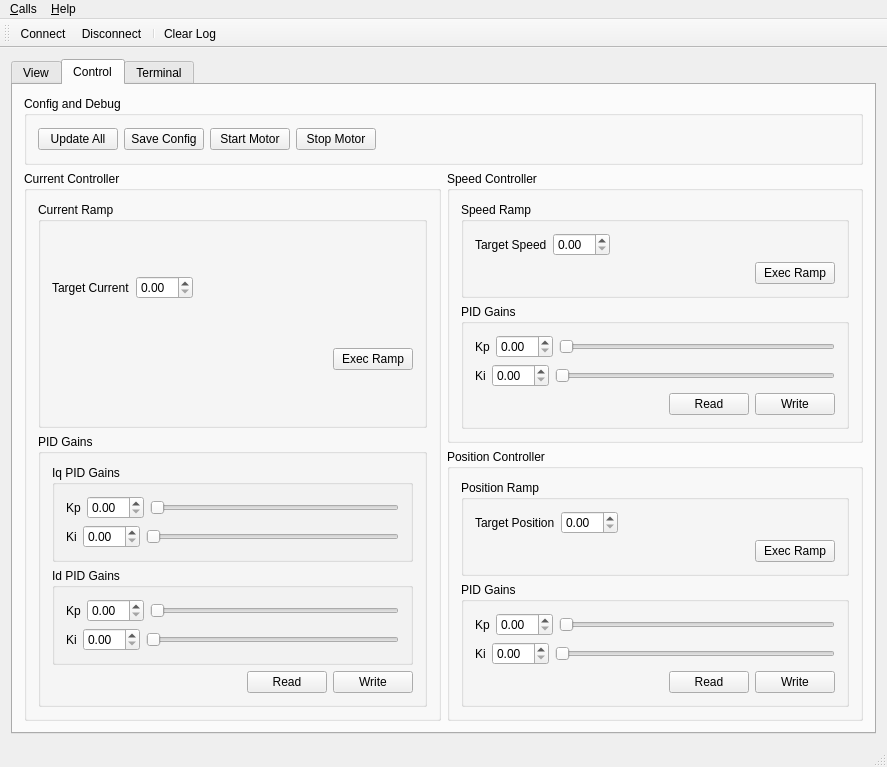
Before: the Qt Designer form mainwindow.ui in nephen/RobotController, drawn with Qt 5.
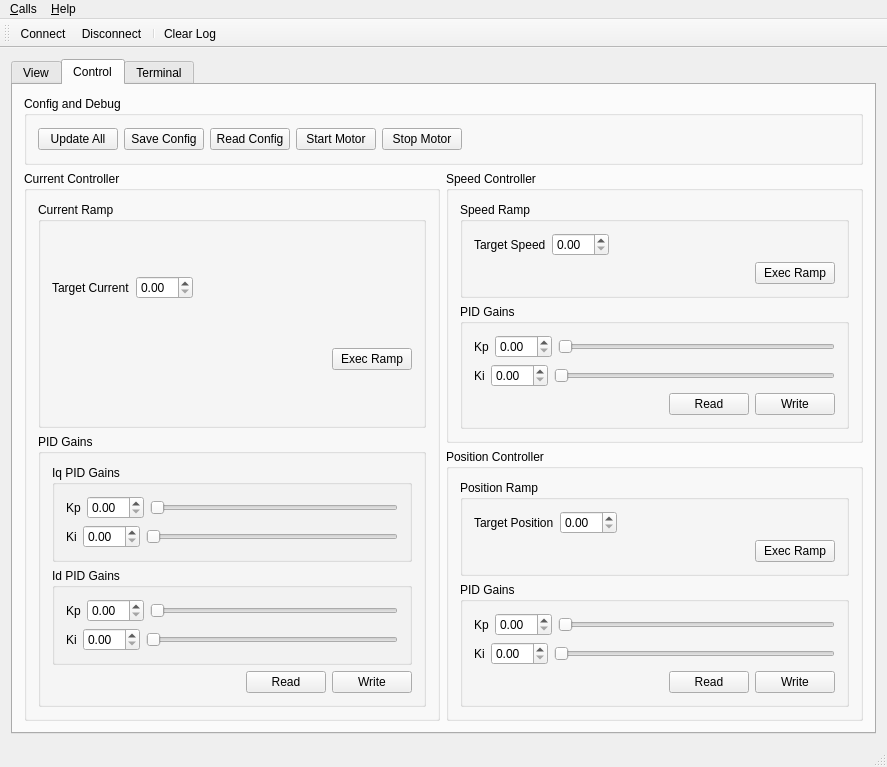
After: the same form once the commit is applied. The open tabs and pages were chosen to show the change. Icons and pictures are not drawn. Custom widgets are drawn as their Qt base class.

What changed in the file:
```diff
--- a/mainwindow.ui
+++ b/mainwindow.ui
@@ -65,6 +65,13 @@
                    </property>
                   </widget>
                  </item>
+                 <item>
+                  <widget class="QPushButton" name="pushButton_14">
+                   <property name="text">
+                    <string>Read Config</string>
+                   </property>
+                  </widget>
+                 </item>
                  <item>
                   <widget class="QPushButton" name="pushButton_12">
                    <property name="text">
```
Left out of the diff: 8 changed lines with no effect on the pictures.
